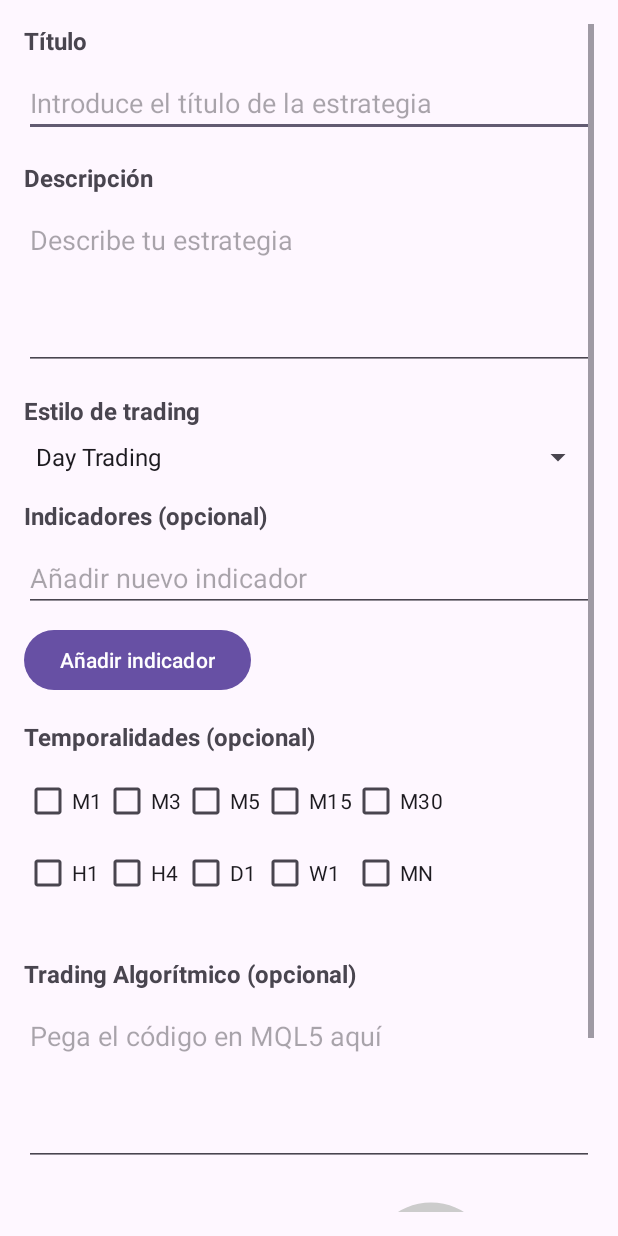
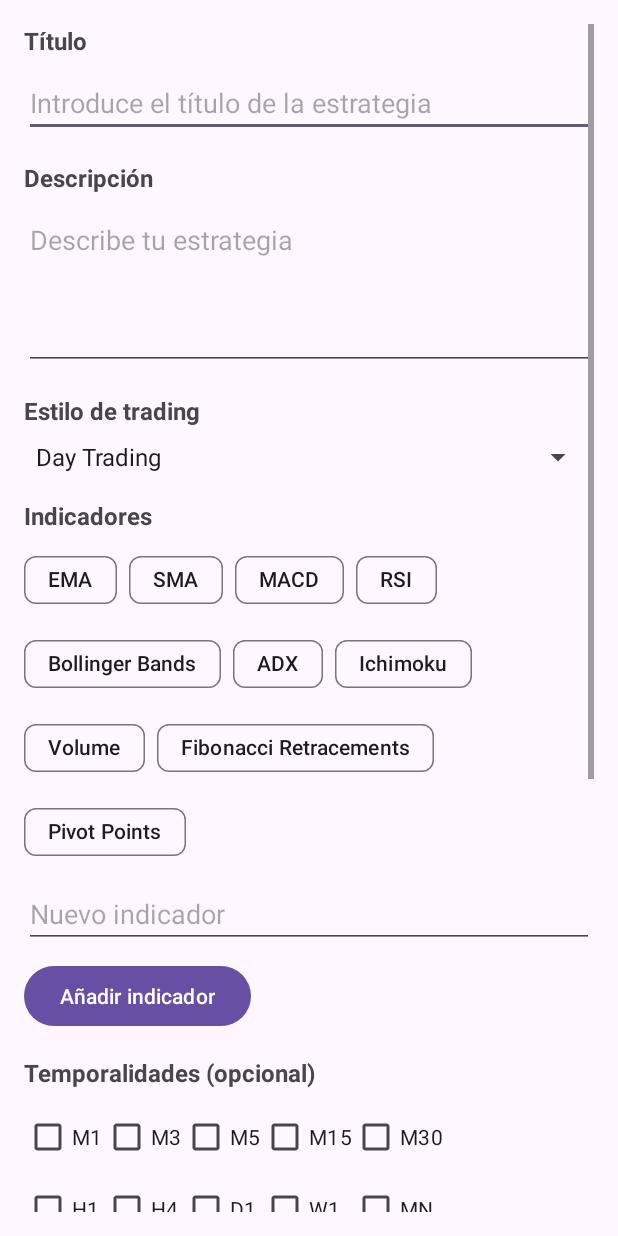
Before and after one commit to Sitodine99/MindTrade, an Android app: the RegisterStrategyActivity screen opened directly, with no data from a screen before it, on a phone screen of 412 x 824 dp. Run offline under Robolectric (Android 15) with nearby library versions, the phone set to English and light mode, and no system bars; our stand-ins replace Firebase (no records; nobody signed in at launch, a user with empty details on screens opened directly).

Commit message:
chipGroup para las estrategias

```diff
--- /dev/null
+++ b/app/src/main/res/drawable/code_editor_background.xml
@@ -0,0 +1,5 @@
+<shape xmlns:android="http://schemas.android.com/apk/res/android">
+    <solid android:color="#F9F9F9" />
+    <stroke android:width="1dp" android:color="#CCCCCC" />
+    <corners android:radius="4dp" />
+</shape>
--- a/app/src/main/res/layout/activity_register_strategy.xml
+++ b/app/src/main/res/layout/activity_register_strategy.xml
@@ -58,21 +58,17 @@
             android:layout_height="wrap_content"
             android:entries="@array/strategy_categories" />
 
-        <!-- Campo de indicadores -->
+        <!-- Indicadores -->
         <TextView
             android:layout_width="wrap_content"
             android:layout_height="wrap_content"
-            android:text="Indicadores (opcional)"
+            android:text="Indicadores"
             android:textSize="16sp"
             android:textStyle="bold"
             android:layout_marginTop="16dp"
             android:layout_marginBottom="8dp" />
 
-        <LinearLayout
-            android:layout_width="match_parent"
-            android:layout_height="wrap_content"
-            android:orientation="vertical">
-
+        <!-- Grupo para los chips dinámicos -->
         <com.google.android.material.chip.ChipGroup
             android:id="@+id/indicatorChipGroup"
             android:layout_width="match_parent"
@@ -80,11 +76,22 @@
             app:singleLine="false"
             app:chipSpacing="8dp" />
 
+
+
+        <com.google.android.material.chip.ChipGroup
+            android:id="@+id/predefinedIndicatorChipGroup"
+            android:layout_width="match_parent"
+            android:layout_height="wrap_content"
+            app:chipSpacing="8dp"
+            app:singleLine="false" />
+
+        <!-- Añadir nuevo indicador -->
         <EditText
             android:id="@+id/addIndicatorEditText"
             android:layout_width="match_parent"
             android:layout_height="wrap_content"
-                android:hint="Añadir nuevo indicador" />
+            android:hint="Nuevo indicador"
+            android:layout_marginTop="8dp" />
 
         <Button
             android:id="@+id/addIndicatorButton"
@@ -92,7 +99,6 @@
             android:layout_height="wrap_content"
             android:text="Añadir indicador"
             android:layout_marginTop="8dp" />
-        </LinearLayout>
 
         <!-- Temporalidades -->
         <TextView
@@ -185,10 +191,20 @@
         <EditText
             android:id="@+id/tradingAlgorithmCode"
             android:layout_width="match_parent"
-            android:layout_height="wrap_content"
+            android:layout_height="200dp"
             android:hint="Pega el código en MQL5 aquí"
-            android:minLines="4"
-            android:gravity="top|start" />
+            android:gravity="top|start"
+            android:background="@drawable/code_editor_background"
+            android:padding="8dp"
+            android:scrollbars="vertical|horizontal"
+            android:overScrollMode="always"
+            android:inputType="textMultiLine|textNoSuggestions"
+            android:fontFamily="monospace"
+            android:lineSpacingExtra="4dp"
+            android:textColor="@android:color/black"
+            android:textSize="14sp"
+            android:layout_marginBottom="16dp" />
+
 
         <!-- Imagen -->
         <LinearLayout
@@ -198,31 +214,26 @@
             android:gravity="center_vertical"
             android:layout_marginTop="16dp">
 
-            <TextView
-                android:layout_width="wrap_content"
-                android:layout_height="wrap_content"
-                android:text="Imagen ilustrativa (opcional)"
-                android:textSize="16sp"
-                android:textStyle="bold" />
+            <!-- Botón de subir imagen -->
+            <ImageButton
+                android:id="@+id/uploadImageButton"
+                android:layout_width="40dp"
+                android:layout_height="40dp"
+                android:contentDescription="Subir Imagen"
+                android:src="@drawable/ic_upload"
+                android:background="?attr/selectableItemBackgroundBorderless"
+                android:layout_marginEnd="16dp" />
 
             <!-- Vista previa de la imagen -->
             <ImageView
                 android:id="@+id/strategyImageView"
                 android:layout_width="100dp"
                 android:layout_height="100dp"
-                android:layout_marginStart="16dp"
                 android:contentDescription="Vista previa de la imagen"
                 android:src="@drawable/ic_placeholder"
-                android:scaleType="centerCrop" />
-
-            <!-- Botón de subir imagen -->
-            <ImageButton
-                android:id="@+id/uploadImageButton"
-                android:layout_width="40dp"
-                android:layout_height="40dp"
-                android:layout_marginStart="16dp"
-                android:contentDescription="Subir Imagen"
-                android:src="@drawable/ic_upload" />
+                android:scaleType="centerCrop"
+                android:background="@drawable/code_editor_background"
+                android:layout_marginStart="16dp" />
         </LinearLayout>
 
 
```
Also changed, not shown: app/src/main/java/com/example/mindtrade/RegisterStrategyActivity.kt (+64 -76 lines). Lines whose indentation alone changed are shown as unchanged.
